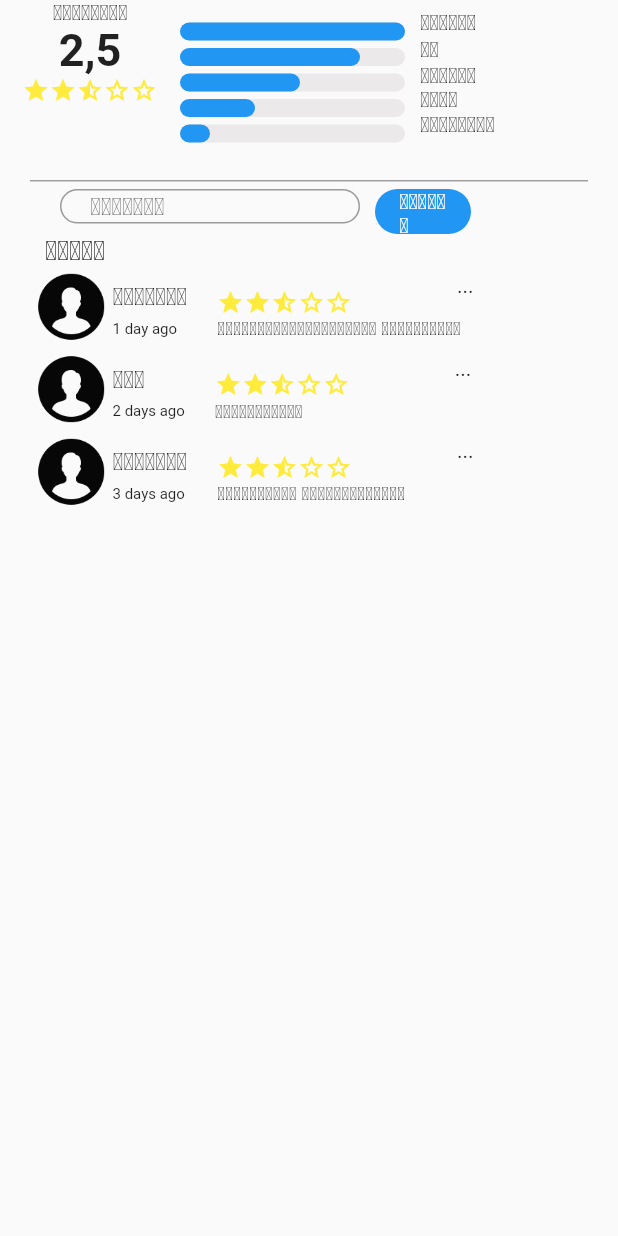
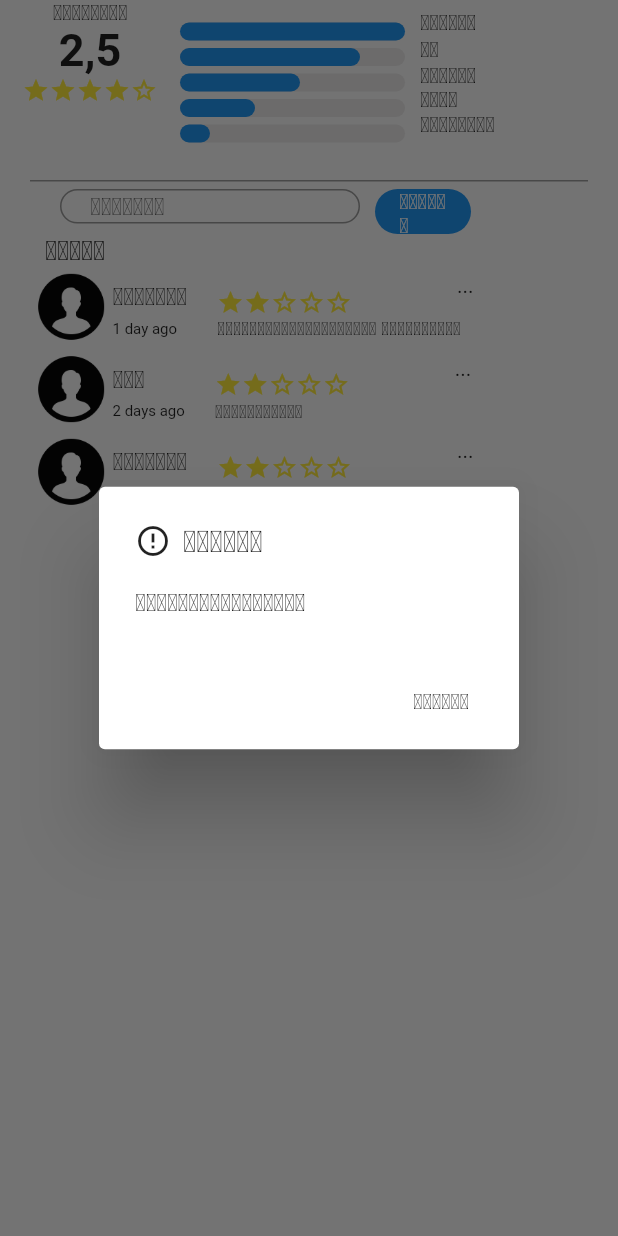
Before and after one commit to Nanthavath/mgosme, a Flutter app: the Reviewpage screen opened directly, after a tap on "ຕົກລົງ", on a phone screen of 412 x 824 dp. Run offline on Flutter 3.47's test engine with Material 2 defaults, Android fonts, the light colour scheme and no system bars; drawn by our look-alikes of smooth_star_rating; our stand-ins replace cached_network_image, carousel_pro, carousel_slider, cloud_firestore, equatable, firebase_auth and 10 more; missing offline and left inert: flutter_progress_dialog, popup_menu; accounts and stored records are empty; statements that could not run were skipped.

Commit message:
new rating star

```diff
--- a/lib/pages/home/screen/home_app/more_page/profiles/view/experiance.dart
+++ b/lib/pages/home/screen/home_app/more_page/profiles/view/experiance.dart
@@ -1,5 +1,7 @@
 import 'package:flutter/material.dart';
 import 'package:mgosme/pages/home/screen/home_app/more_page/profiles/widgets/popup_menu.dart';
+import 'package:mgosme/pages/home/screen/home_app/more_page/profiles/widgets/stars_give.dart';
+import 'package:smooth_star_rating/smooth_star_rating.dart';
 
 class Experiancepage extends StatefulWidget {
   @override
--- a/lib/pages/home/screen/home_app/more_page/profiles/view/reviewpage.dart
+++ b/lib/pages/home/screen/home_app/more_page/profiles/view/reviewpage.dart
@@ -1,36 +1,33 @@
 import 'package:flutter/material.dart';
 import 'package:mgosme/pages/home/menu_popup.dart';
 import 'package:mgosme/pages/home/screen/home_app/home/home.dart';
+import 'package:mgosme/pages/home/screen/home_app/more_page/profiles/view/experiance.dart';
 import 'package:mgosme/pages/home/screen/home_app/more_page/profiles/widgets/popup_menu.dart';
-import 'package:mgosme/pages/home/screen/home_app/more_page/profiles/widgets/stars_popup.dart';
+import 'package:mgosme/pages/home/screen/home_app/more_page/profiles/widgets/showdialog.dart';
+import 'package:mgosme/pages/home/screen/home_app/more_page/profiles/widgets/stars_give.dart';
 import 'package:mgosme/utilities/alert_dialog.dart';
+
+class textcomment {
+  textcomment();
+  textcomments({
+    BuildContext context,
+  }) {
+    return txtcommentss;
+  }
+}
 
 class Reviewpage extends StatefulWidget {
   @override
   _ReviewpageState createState() => _ReviewpageState();
 }
 
-String txtcomment;
+String txtcommentss;
+double starrating;
 
 class _ReviewpageState extends State<Reviewpage> {
   @override
   Widget build(BuildContext context) {
     return Scaffold(
-      // appBar: AppBar(
-      //   actions: [
-      //     PopupMenuButton(
-      //       onSelected: choiceAction,
-      //       itemBuilder: (BuildContext context) {
-      //         return Constants_review.choices.map((String choice) {
-      //           return PopupMenuItem<String>(
-      //             value: choice,
-      //             child: Text(choice),
-      //           );
-      //         }).toList();
-      //       },
-      //     ),
-      //   ],
-      // ),
       body: SingleChildScrollView(
         child: Container(
           child: Column(
@@ -64,7 +61,11 @@ class _ReviewpageState extends State<Reviewpage> {
                 Row(
                   mainAxisAlignment: MainAxisAlignment.center,
                   children: [
-                    iconstar(),
+                    ShowalertStars().stars_const(
+                        context: context,
+                        size: 18,
+                        readonly: true,
+                        ratingstars: 4)
                   ],
                 )
               ],
@@ -149,20 +150,6 @@ class _ReviewpageState extends State<Reviewpage> {
     );
   }
 
-  iconstar() {
-    return Container(
-      child: Row(
-        children: [
-          Icon(Icons.star, size: 18, color: Colors.yellow),
-          Icon(Icons.star, size: 18, color: Colors.yellow),
-          Icon(Icons.star_half, size: 18, color: Colors.yellow),
-          Icon(Icons.star_border, size: 18, color: Colors.yellow),
-          Icon(Icons.star_border, size: 18, color: Colors.yellow),
-        ],
-      ),
-    );
-  }
-
   line() {
     return Container(
         margin: EdgeInsets.only(left: 20, right: 20, bottom: 5),
@@ -203,7 +190,7 @@ class _ReviewpageState extends State<Reviewpage> {
           ),
         ),
         onChanged: (String value) {
-          txtcomment = value;
+          txtcommentss = value;
         },
       ),
     );
@@ -222,16 +209,16 @@ class _ReviewpageState extends State<Reviewpage> {
       ),
       child: FlatButton(
         onPressed: () {
-          if (txtcomment == '') {
-            print('please input infomation');
+          if (txtcommentss == '' || txtcommentss == null) {
+            CustomAlertDialogStars().alertDialog(
+              context: context,
+              title: 'ຜິດພາດ',
+              icon: Icons.error_outline,
+              message: 'ກະລຸນາຕື່ມຂໍ້ມູນ',
+            );
           } else {
-            // print('comment = $txtcomment');
-            // CustomAlertDialogStars().alertDialog(
-            //   context: context,
-            //   title: 'hai dao',
-            //   icon: Icons.sim_card_alert,
-            //   message: 'give stars',
-            // );
+            ShowalertStars().showstars(context: context);
+            //print('text = $txtcomment');
           }
         },
         child: Text(
@@ -308,7 +295,11 @@ class _ReviewpageState extends State<Reviewpage> {
                 child: Row(
                   mainAxisAlignment: MainAxisAlignment.center,
                   children: [
-                    iconstar(),
+                    ShowalertStars().stars_const(
+                        context: context,
+                        size: 18,
+                        readonly: true,
+                        ratingstars: 2),
                   ],
                 ),
               ),
--- a/lib/pages/home/screen/home_app/more_page/profiles/widgets/stars_popup.dart
+++ b/lib/pages/home/screen/home_app/more_page/profiles/widgets/showdialog.dart
@@ -1,4 +1,5 @@
 import 'package:flutter/material.dart';
+import 'package:smooth_star_rating/smooth_star_rating.dart';
 
 class CustomAlertDialogStars {
   CustomAlertDialogStars();
@@ -26,16 +27,10 @@ class CustomAlertDialogStars {
             onPressed: () {
               Navigator.of(context).pop();
             },
-            child: Text('ໄຫ້ດາວ'),
+            child: Text('ຕົກລົງ'),
           )
         ],
       ),
     );
   }
-
-  // snackBar(BuildContext context) {
-  //   return Scaffold.of(context)
-  //       // ignore: deprecated_member_use
-  //       .showSnackBar(SnackBar(content: Text('Register')));
-  // }
 }
--- /dev/null
+++ b/lib/pages/home/screen/home_app/more_page/profiles/widgets/stars_give.dart
@@ -0,0 +1,78 @@
+import 'package:flutter/material.dart';
+import 'package:mgosme/pages/home/screen/home_app/more_page/profiles/view/experiance.dart';
+import 'package:mgosme/pages/home/screen/home_app/more_page/profiles/view/reviewpage.dart';
+import 'package:smooth_star_rating/smooth_star_rating.dart';
+
+class ShowalertStars {
+  double rating = 0.0;
+  ShowalertStars();
+  showstars({BuildContext context}) {
+    return showDialog(
+        context: context,
+        builder: (context) => AlertDialog(
+              title: Column(
+                children: [
+                  Text(
+                    'ໄຫ້ຄະແນນ!',
+                    style: TextStyle(
+                        color: Colors.blue,
+                        fontSize: 20,
+                        fontWeight: FontWeight.bold),
+                  ),
+                  SizedBox(height: 20),
+                  stars_giver(context: context, readonly: false, size: 40)
+                ],
+              ),
+              content: Row(
+                mainAxisAlignment: MainAxisAlignment.spaceBetween,
+                children: [
+                  FlatButton(
+                    onPressed: () {
+                      Navigator.of(context).pop();
+                    },
+                    child: Text('ຍົກເລີກ'),
+                  ),
+                  FlatButton(
+                    onPressed: ({String value}) {
+                      print('count = $rating');
+                      print(textcomment().textcomments(context: context));
+                    },
+                    child: Text('ຕົກລົງ'),
+                  ),
+                ],
+              ),
+            ));
+  }
+
+  stars_giver({BuildContext context, bool readonly, double size}) {
+    return Container(
+      child: SmoothStarRating(
+        color: Colors.yellow,
+        borderColor: Colors.yellow,
+        starCount: 5,
+        isReadOnly: readonly,
+        size: size,
+        spacing: 0.0,
+        rating: rating,
+        onRated: (value) {
+          rating = value;
+        },
+      ),
+    );
+  }
+
+  stars_const(
+      {BuildContext context, bool readonly, double size, double ratingstars}) {
+    return Container(
+      child: SmoothStarRating(
+        color: Colors.yellow,
+        borderColor: Colors.yellow,
+        starCount: 5,
+        isReadOnly: readonly,
+        size: size,
+        spacing: 0.0,
+        rating: ratingstars,
+      ),
+    );
+  }
+}
--- a/pubspec.yaml
+++ b/pubspec.yaml
@@ -58,6 +58,9 @@ dependencies:
   flutter_google_places: ^0.2.6
   carousel_slider: ^2.3.1
 
+  # mydependencies-ton
+  smooth_star_rating: ^1.1.1
+
 dev_dependencies:
   flutter_test:
     sdk: flutter
```
Also changed, not shown: pubspec.lock.
